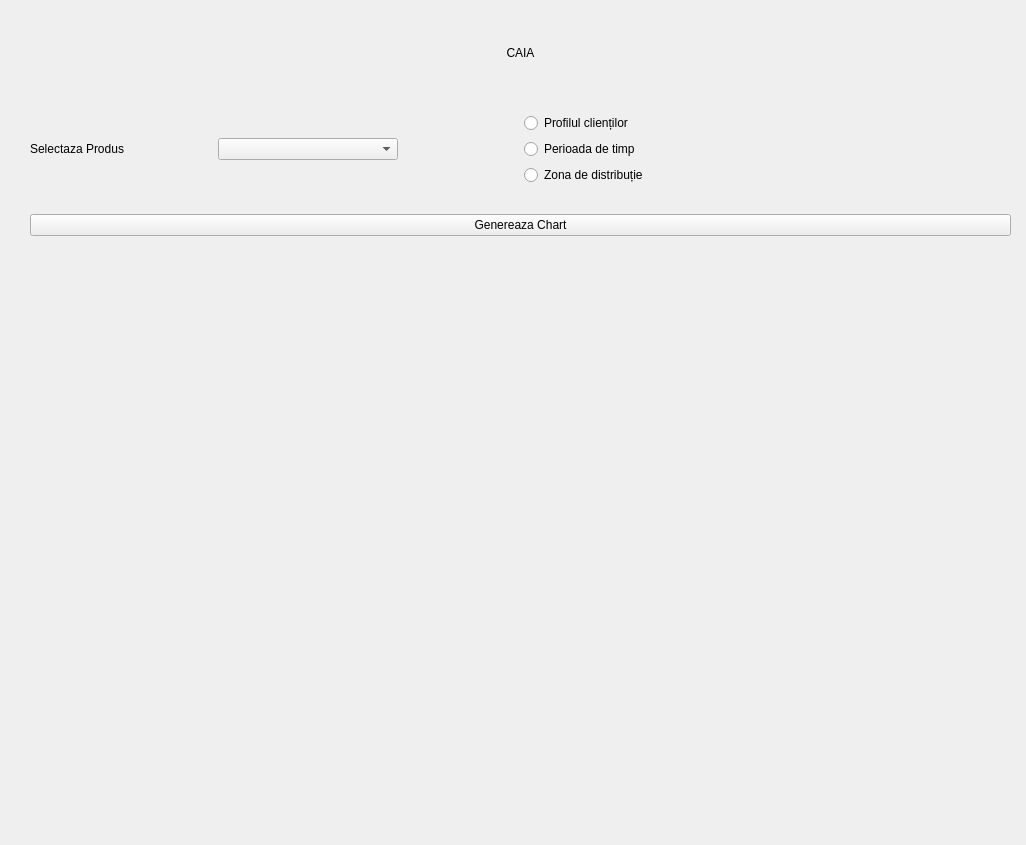
cojocariudaniel1/StatisticProject, file views/form1.ui: the form before one commit.
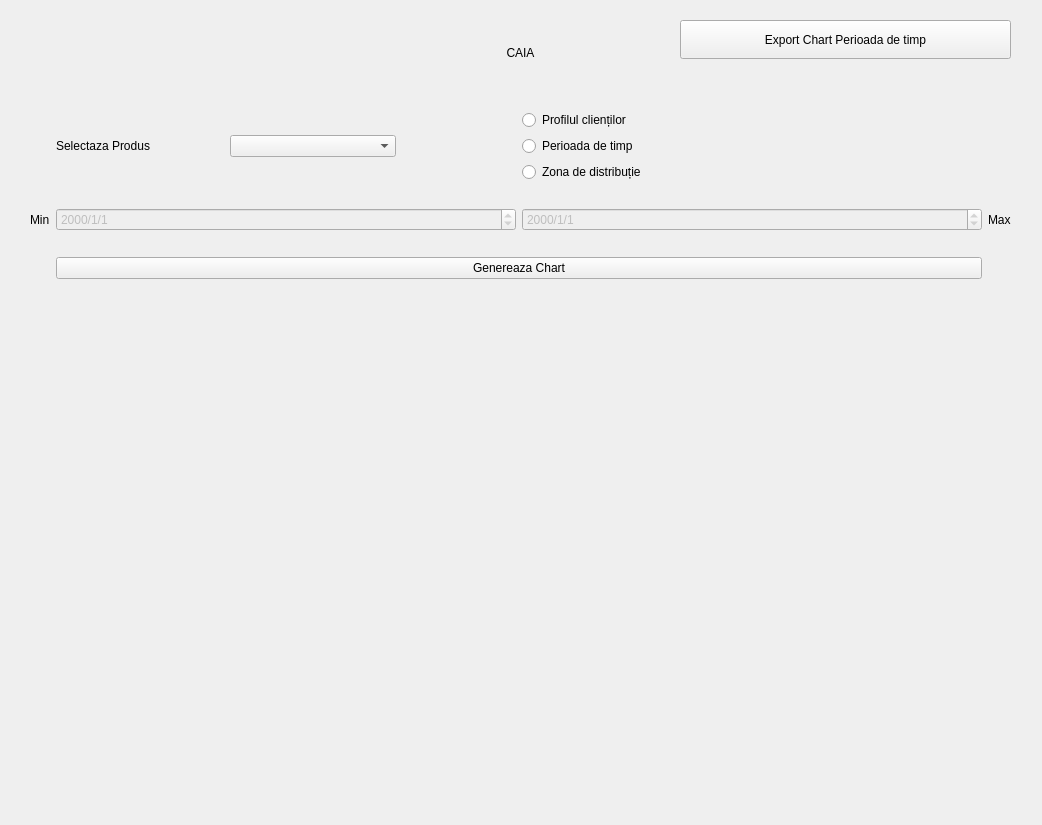
The form after the commit.

Patch:
```diff
--- a/views/form1.ui
+++ b/views/form1.ui
@@ -6,8 +6,8 @@
    <rect>
     <x>0</x>
     <y>0</y>
-    <width>1026</width>
-    <height>845</height>
+    <width>1042</width>
+    <height>825</height>
    </rect>
   </property>
   <property name="windowTitle">
@@ -18,14 +18,17 @@
     <property name="geometry">
      <rect>
       <x>30</x>
-      <y>270</y>
+      <y>320</y>
       <width>971</width>
-      <height>561</height>
+      <height>511</height>
      </rect>
     </property>
     <layout class="QGridLayout" name="chart_layout"/>
    </widget>
    <widget class="QLabel" name="title">
+    <property name="enabled">
+     <bool>true</bool>
+    </property>
     <property name="geometry">
      <rect>
       <x>130</x>
@@ -53,14 +56,36 @@
       <x>30</x>
       <y>90</y>
       <width>981</width>
-      <height>171</height>
+      <height>211</height>
      </rect>
     </property>
     <layout class="QGridLayout" name="main_grid">
      <property name="sizeConstraint">
       <enum>QLayout::SetNoConstraint</enum>
      </property>
-     <item row="0" column="1">
+     <item row="2" column="1" colspan="2">
+      <widget class="QPushButton" name="genereazaChartButton">
+       <property name="sizePolicy">
+        <sizepolicy hsizetype="Preferred" vsizetype="Fixed">
+         <horstretch>47</horstretch>
+         <verstretch>50</verstretch>
+        </sizepolicy>
+       </property>
+       <property name="minimumSize">
+        <size>
+         <width>0</width>
+         <height>9</height>
+        </size>
+       </property>
+       <property name="styleSheet">
+        <string notr="true">font: 14pt &quot;Nirmala UI Semilight&quot;;</string>
+       </property>
+       <property name="text">
+        <string>Genereaza Chart</string>
+       </property>
+      </widget>
+     </item>
+     <item row="0" column="2">
       <layout class="QGridLayout" name="gridLayout">
        <item row="0" column="0">
         <widget class="QRadioButton" name="profilulClientilorRB">
@@ -94,7 +119,7 @@
        </item>
       </layout>
      </item>
-     <item row="0" column="0">
+     <item row="0" column="1">
       <layout class="QGridLayout" name="button_layout" rowstretch="0">
        <property name="sizeConstraint">
         <enum>QLayout::SetDefaultConstraint</enum>
@@ -160,30 +185,85 @@
        </item>
       </layout>
      </item>
-     <item row="1" column="0" colspan="2">
-      <widget class="QPushButton" name="genereazaChartButton">
-       <property name="sizePolicy">
-        <sizepolicy hsizetype="Preferred" vsizetype="Fixed">
-         <horstretch>47</horstretch>
-         <verstretch>50</verstretch>
-        </sizepolicy>
+     <item row="1" column="1">
+      <widget class="QDateEdit" name="dateEdit_min">
+       <property name="enabled">
+        <bool>false</bool>
        </property>
-       <property name="minimumSize">
-        <size>
-         <width>0</width>
-         <height>9</height>
-        </size>
+       <property name="styleSheet">
+        <string notr="true">font: 14pt &quot;Nirmala UI Semilight&quot;;</string>
        </property>
+       <property name="displayFormat">
+        <string>yyyy/M/d</string>
+       </property>
+      </widget>
+     </item>
+     <item row="1" column="2">
+      <widget class="QDateEdit" name="dateEdit_max">
+       <property name="enabled">
+        <bool>false</bool>
+       </property>
        <property name="styleSheet">
         <string notr="true">font: 14pt &quot;Nirmala UI Semilight&quot;;</string>
        </property>
+       <property name="displayFormat">
+        <string>yyyy/M/d</string>
+       </property>
+      </widget>
+     </item>
+     <item row="1" column="0">
+      <widget class="QLabel" name="label">
+       <property name="styleSheet">
+        <string notr="true">font: 14pt &quot;Nirmala UI Semilight&quot;;</string>
+       </property>
        <property name="text">
-        <string>Genereaza Chart</string>
+        <string>Min</string>
+       </property>
+      </widget>
+     </item>
+     <item row="1" column="3">
+      <widget class="QLabel" name="label_3">
+       <property name="styleSheet">
+        <string notr="true">font: 14pt &quot;Nirmala UI Semilight&quot;;</string>
+       </property>
+       <property name="text">
+        <string>Max</string>
        </property>
       </widget>
      </item>
     </layout>
    </widget>
+   <widget class="QPushButton" name="export_button">
+    <property name="enabled">
+     <bool>true</bool>
+    </property>
+    <property name="geometry">
+     <rect>
+      <x>680</x>
+      <y>20</y>
+      <width>331</width>
+      <height>39</height>
+     </rect>
+    </property>
+    <property name="sizePolicy">
+     <sizepolicy hsizetype="Preferred" vsizetype="Fixed">
+      <horstretch>47</horstretch>
+      <verstretch>50</verstretch>
+     </sizepolicy>
+    </property>
+    <property name="minimumSize">
+     <size>
+      <width>0</width>
+      <height>9</height>
+     </size>
+    </property>
+    <property name="styleSheet">
+     <string notr="true">font: 14pt &quot;Nirmala UI Semilight&quot;;</string>
+    </property>
+    <property name="text">
+     <string>Export Chart Perioada de timp</string>
+    </property>
+   </widget>
   </widget>
  </widget>
  <resources/>
```
